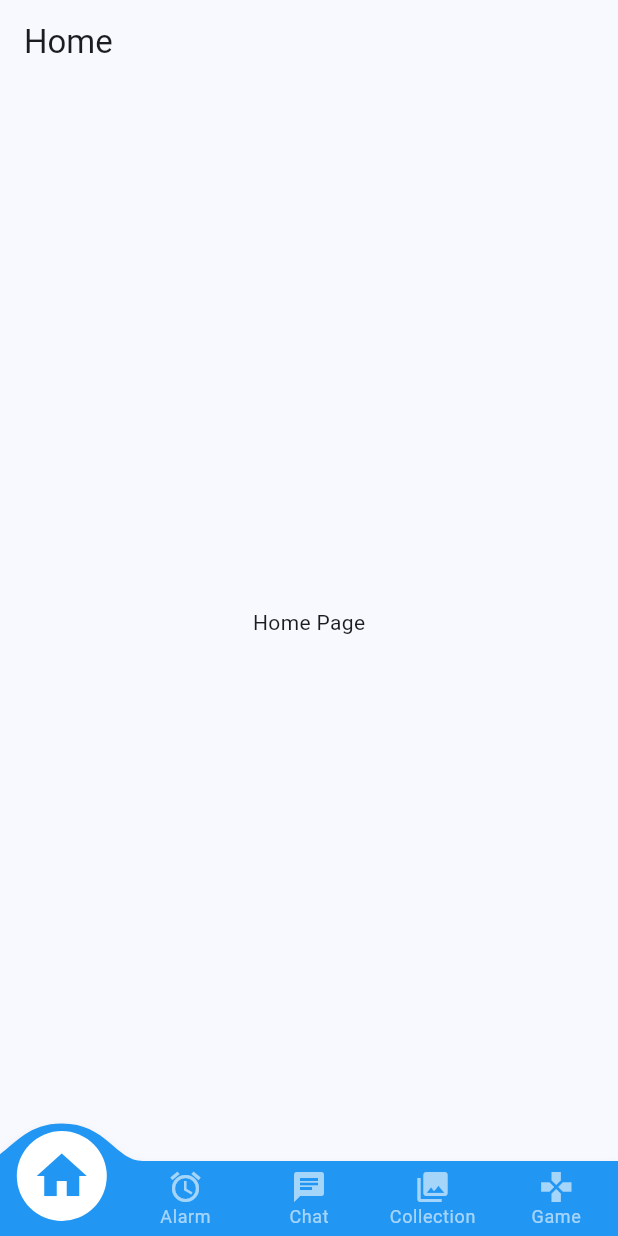
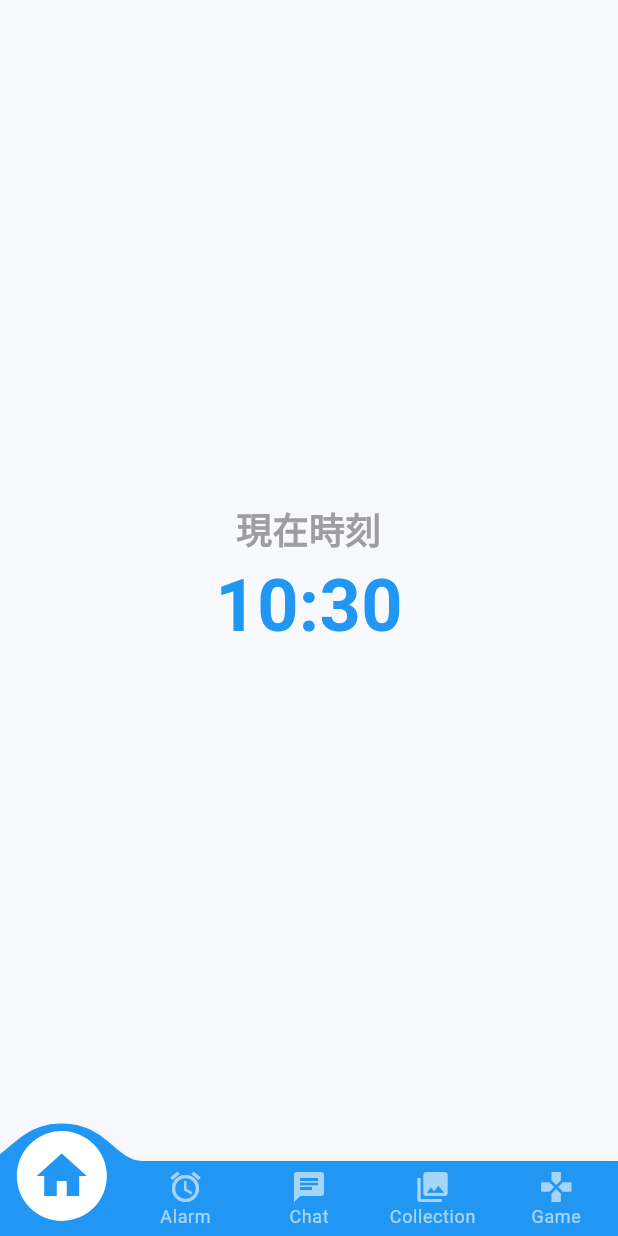
Before and after one commit to Fuki0612/1minuteAlarm, a Flutter app: the screen it shows after launch, on a phone screen of 412 x 824 dp. Run offline on Flutter 3.47's test engine with Material 3 defaults, Android fonts, the phone set to English and light mode, and no system bars; drawn by our look-alikes of convex_bottom_bar.

Commit message:
タイトル課題作成

```diff
--- a/lib/pages/home/page.dart
+++ b/lib/pages/home/page.dart
@@ -1,11 +1,75 @@
 import 'package:flutter/material.dart';
+import 'dart:async';
 
-class HomePage extends StatelessWidget {
+class HomePage extends StatefulWidget {
+  const HomePage({super.key});
+
   @override
+  State<HomePage> createState() => _HomePageState();
+}
+
+class _HomePageState extends State<HomePage> {
+  String _currentTime = '';
+  Timer? _timer;
+
+  void _updateTime() {
+    final now = DateTime.now(); // 現在の時刻を取得
+    setState(() {
+      _currentTime =
+          '${now.hour.toString().padLeft(2, '0')}:' //Hourの表示
+          '${now.minute.toString().padLeft(2, '0')}'; //Minuteの表示
+      // タイトル タスク3 Secondsの表示
+    });
+  }
+
+  @override
+  void initState() {
+    super.initState();
+    _updateTime();
+    _timer = Timer.periodic(const Duration(seconds: 1), (Timer timer) {
+      _updateTime();
+    });
+  }
+
+  @override
+  void dispose() {
+    _timer?.cancel();
+    super.dispose();
+  }
+
   Widget build(BuildContext context) {
     return Scaffold(
-      appBar: AppBar(title: Text('Home')),
-      body: Center(child: Text('Home Page')),
+      body: Center(
+        child: SingleChildScrollView(
+          child: Container(
+            // タイトル タスク4 ここにdecorationを追加
+            padding: const EdgeInsets.all(16),
+            child: Column(
+              mainAxisAlignment: MainAxisAlignment.center,
+              crossAxisAlignment: CrossAxisAlignment.center,
+              children: [
+                const Text(
+                  '現在時刻',
+                  style: TextStyle(
+                    fontSize: 24,
+                    fontWeight: FontWeight.bold,
+                    color: Colors.grey,
+                  ),
+                  textAlign: TextAlign.center,
+                ),
+                Text(
+                  _currentTime,
+                  style: const TextStyle(
+                    fontSize: 48,
+                    fontWeight: FontWeight.bold,
+                    color: Colors.blue,
+                  ),
+                ),
+              ],
+            ),
+          ),
+        ),
+      ),
     );
   }
 }
```
